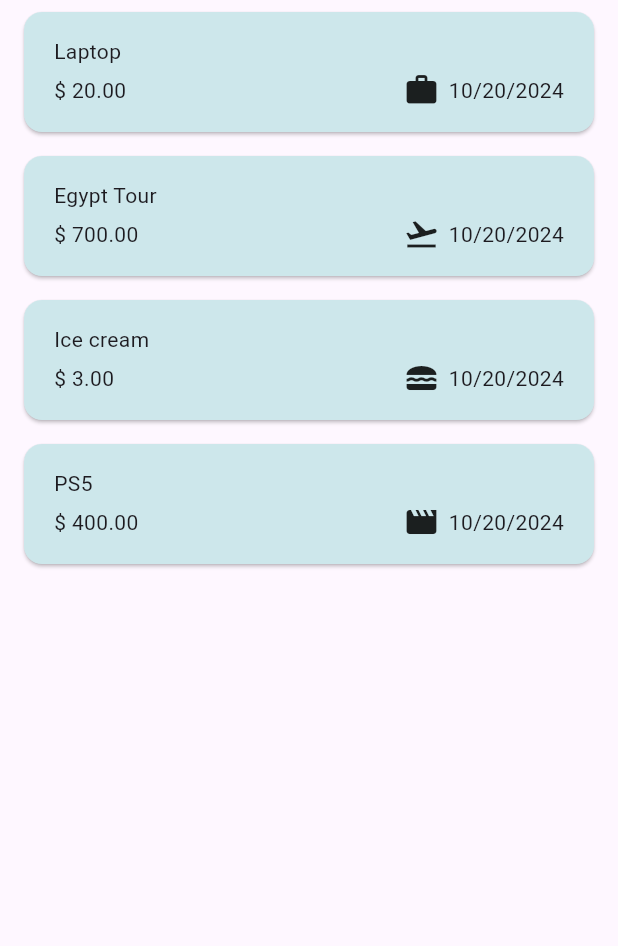
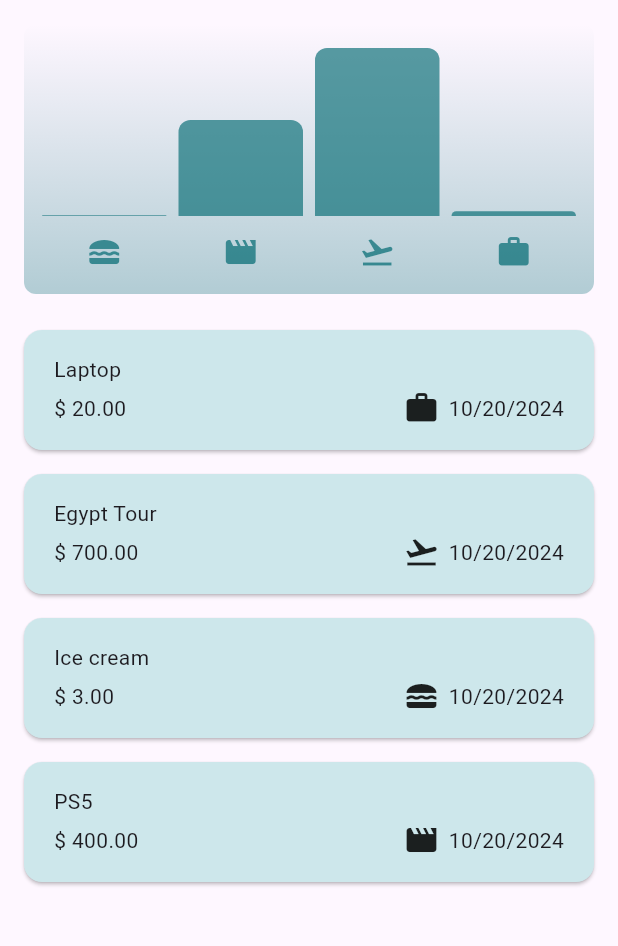
Before and after one commit to Polinaphlej02/expense_tracker, a Flutter app: the screen it shows after launch, on a phone screen of 412 x 824 dp, the part 84-1030 px from its top. Run offline on Flutter 3.47's test engine with Material 3 defaults, Android fonts, the phone set to English and light mode, and no system bars.

Commit message:
Added chart

```diff
--- a/lib/expenses.dart
+++ b/lib/expenses.dart
@@ -3,6 +3,7 @@ import 'package:expense_tracker/widgets/new_expense.dart';
 import 'package:flutter/material.dart';
 
 import 'models/expense.dart';
+import 'widgets/chart/chart.dart';
 
 class Expenses extends StatefulWidget {
   const Expenses({super.key});
@@ -93,7 +94,10 @@ class _ExpensesState extends State<Expenses> {
         ],
       ),
       body: Column(
-        children: [Expanded(child: mainContent)],
+        children: [
+          Chart(expenses: _registeredExpenses,),
+          Expanded(child: mainContent)
+          ],
       ),
     );
   }
--- /dev/null
+++ b/lib/widgets/chart/chart.dart
@@ -0,0 +1,95 @@
+import 'package:expense_tracker/models/expense.dart';
+import 'package:flutter/material.dart';
+
+import 'chart_bar.dart';
+
+class Chart extends StatelessWidget {
+  const Chart({super.key, required this.expenses});
+
+  final List<Expense> expenses;
+
+  List<ExpenseBucket> get buckets {
+    return [
+      ExpenseBucket.forCategory(expenses, Category.food),
+      ExpenseBucket.forCategory(expenses, Category.leisure),
+      ExpenseBucket.forCategory(expenses, Category.travel),
+      ExpenseBucket.forCategory(expenses, Category.work),
+    ];
+  }
+
+  double get maxTotalExpense {
+    double maxTotalExpense = 0;
+
+    for (final bucket in buckets) {
+      if (bucket.totalExpenses > maxTotalExpense) {
+        maxTotalExpense = bucket.totalExpenses;
+      }
+    }
+
+    return maxTotalExpense;
+  }
+
+  @override
+  Widget build(BuildContext context) {
+    final isDarkMode =
+        MediaQuery.of(context).platformBrightness == Brightness.dark;
+    return Container(
+      margin: const EdgeInsets.all(16),
+      padding: const EdgeInsets.symmetric(
+        vertical: 16,
+        horizontal: 8,
+      ),
+      width: double.infinity,
+      height: 180,
+      decoration: BoxDecoration(
+        borderRadius: BorderRadius.circular(8),
+        gradient: LinearGradient(
+          colors: [
+            Theme.of(context).colorScheme.primary.withOpacity(0.3),
+            Theme.of(context).colorScheme.primary.withOpacity(0.0)
+          ],
+          begin: Alignment.bottomCenter,
+          end: Alignment.topCenter,
+        ),
+      ),
+      child: Column(
+        children: [
+          Expanded(
+            child: Row(
+              crossAxisAlignment: CrossAxisAlignment.end,
+              children: [
+                for (final bucket in buckets) // alternative to map()
+                  ChartBar(
+                    fill: bucket.totalExpenses == 0
+                        ? 0
+                        : bucket.totalExpenses / maxTotalExpense,
+                  )
+              ],
+            ),
+          ),
+          const SizedBox(height: 12),
+          Row(
+            children: buckets
+                .map(
+                  (bucket) => Expanded(
+                    child: Padding(
+                      padding: const EdgeInsets.symmetric(horizontal: 4),
+                      child: Icon(
+                        categoryIcons[bucket.category],
+                        color: isDarkMode
+                            ? Theme.of(context).colorScheme.secondary
+                            : Theme.of(context)
+                                .colorScheme
+                                .primary
+                                .withOpacity(0.7),
+                      ),
+                    ),
+                  ),
+                )
+                .toList(),
+          )
+        ],
+      ),
+    );
+  }
+}
--- /dev/null
+++ b/lib/widgets/chart/chart_bar.dart
@@ -0,0 +1,34 @@
+import 'package:flutter/material.dart';
+
+class ChartBar extends StatelessWidget {
+  const ChartBar({
+    super.key,
+    required this.fill,
+  });
+
+  final double fill;
+
+  @override
+  Widget build(BuildContext context) {
+    final isDarkMode =
+        MediaQuery.of(context).platformBrightness == Brightness.dark;
+    return Expanded(
+      child: Padding(
+        padding: const EdgeInsets.symmetric(horizontal: 4),
+        child: FractionallySizedBox(
+          heightFactor: fill,
+          child: DecoratedBox(
+            decoration: BoxDecoration(
+              shape: BoxShape.rectangle,
+              borderRadius:
+                  const BorderRadius.vertical(top: Radius.circular(8)),
+              color: isDarkMode
+                  ? Theme.of(context).colorScheme.secondary
+                  : Theme.of(context).colorScheme.primary.withOpacity(0.65),
+            ),
+          ),
+        ),
+      ),
+    );
+  }
+}
```
